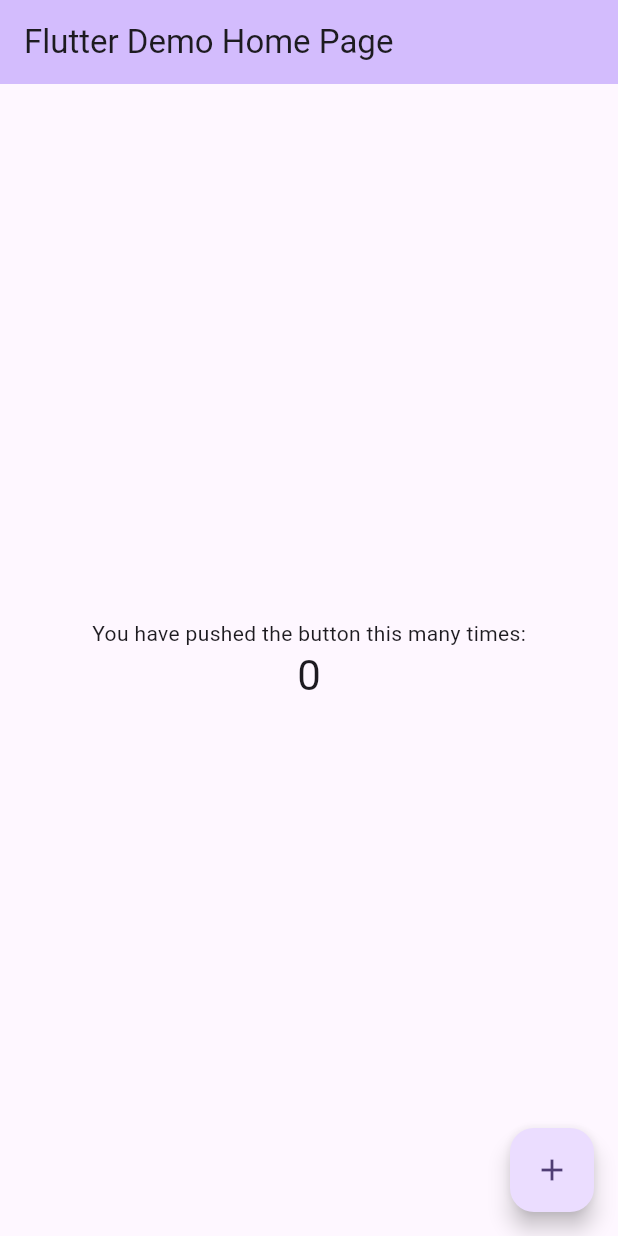
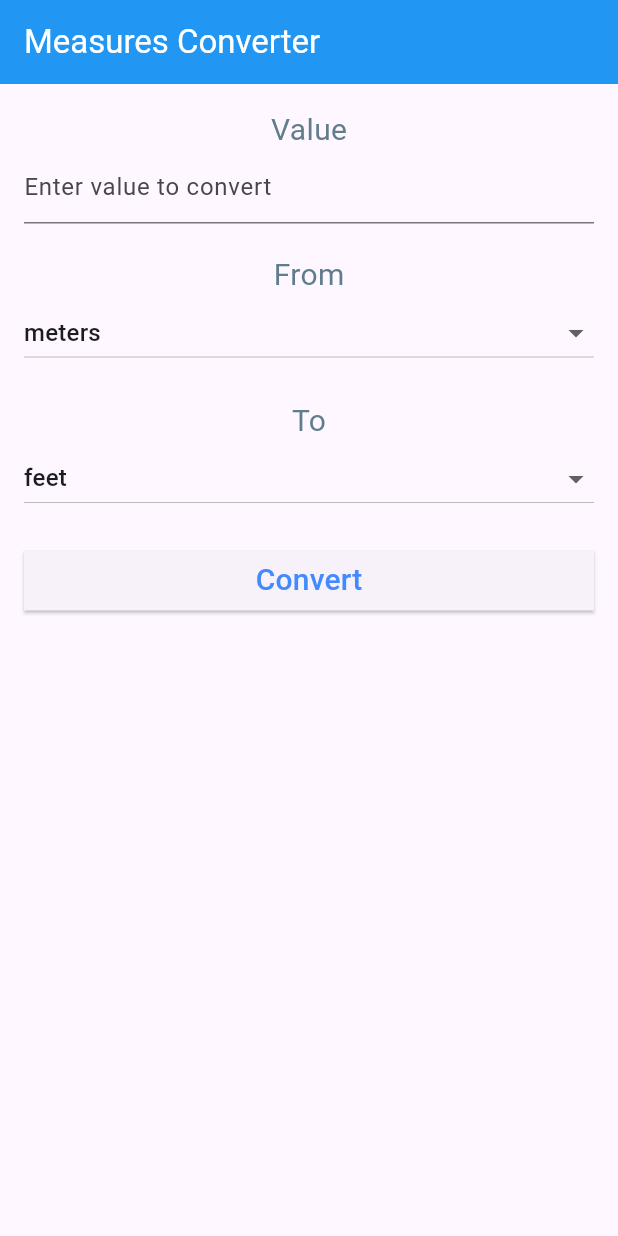
Before and after one commit to ptienthong/my_first_flutter_app, a Flutter app: the screen it shows after launch, on a phone screen of 412 x 824 dp. Run offline on Flutter 3.47's test engine with Material 3 defaults, Android fonts, the phone set to English and light mode, and no system bars.

Commit message:
Complete my first app using Flutter

```diff
--- a/analysis_options.yaml
+++ b/analysis_options.yaml
@@ -1,28 +1,11 @@
-# This file configures the analyzer, which statically analyzes Dart code to
-# check for errors, warnings, and lints.
-#
-# The issues identified by the analyzer are surfaced in the UI of Dart-enabled
-# IDEs (https://dart.dev/tools#ides-and-editors). The analyzer can also be
-# invoked from the command line by running `flutter analyze`.
-
-# The following line activates a set of recommended lints for Flutter apps,
-# packages, and plugins designed to encourage good coding practices.
 include: package:flutter_lints/flutter.yaml
 
 linter:
-  # The lint rules applied to this project can be customized in the
-  # section below to disable rules from the `package:flutter_lints/flutter.yaml`
-  # included above or to enable additional rules. A list of all available lints
-  # and their documentation is published at https://dart.dev/lints.
-  #
-  # Instead of disabling a lint rule for the entire project in the
-  # section below, it can also be suppressed for a single line of code
-  # or a specific dart file by using the `// ignore: name_of_lint` and
-  # `// ignore_for_file: name_of_lint` syntax on the line or in the file
-  # producing the lint.
   rules:
-    # avoid_print: false  # Uncomment to disable the `avoid_print` rule
-    # prefer_single_quotes: true  # Uncomment to enable the `prefer_single_quotes` rule
-
-# Additional information about this file can be found at
-# https://dart.dev/guides/language/analysis-options
+    avoid_print: false
+    prefer_const_constructors_in_immutables: false
+    prefer_const_constructors: false
+    prefer_const_literals_to_create_immutables: false
+    prefer_final_fields: false
+    unnecessary_breaks: true
+    use_key_in_widget_constructors: false
--- a/lib/main.dart
+++ b/lib/main.dart
@@ -1,125 +1,158 @@
 import 'package:flutter/material.dart';
 
 void main() {
-  runApp(const MyApp());
+  // an application to run
+  runApp(MeasuresConverterApp());
 }
 
-class MyApp extends StatelessWidget {
-  const MyApp({super.key});
-
-  // This widget is the root of your application.
+// a widget that represents the application
+class MeasuresConverterApp extends StatelessWidget {
   @override
   Widget build(BuildContext context) {
     return MaterialApp(
-      title: 'Flutter Demo',
-      theme: ThemeData(
-        // This is the theme of your application.
-        //
-        // TRY THIS: Try running your application with "flutter run". You'll see
-        // the application has a purple toolbar. Then, without quitting the app,
-        // try changing the seedColor in the colorScheme below to Colors.green
-        // and then invoke "hot reload" (save your changes or press the "hot
-        // reload" button in a Flutter-supported IDE, or press "r" if you used
-        // the command line to start the app).
-        //
-        // Notice that the counter didn't reset back to zero; the application
-        // state is not lost during the reload. To reset the state, use hot
-        // restart instead.
-        //
-        // This works for code too, not just values: Most code changes can be
-        // tested with just a hot reload.
-        colorScheme: ColorScheme.fromSeed(seedColor: Colors.deepPurple),
-        useMaterial3: true,
+      home: Scaffold(
+        appBar: AppBar(
+          title: Text(
+            'Measures Converter',
+            style: TextStyle(color: Colors.white),
+          ),
+          backgroundColor: Colors.blue,
+        ),
+        body: ConverterScreen(),
       ),
-      home: const MyHomePage(title: 'Flutter Demo Home Page'),
     );
   }
 }
 
-class MyHomePage extends StatefulWidget {
-  const MyHomePage({super.key, required this.title});
-
-  // This widget is the home page of your application. It is stateful, meaning
-  // that it has a State object (defined below) that contains fields that affect
-  // how it looks.
-
-  // This class is the configuration for the state. It holds the values (in this
-  // case the title) provided by the parent (in this case the App widget) and
-  // used by the build method of the State. Fields in a Widget subclass are
-  // always marked "final".
-
-  final String title;
-
+// a main widget that represents the screen
+class ConverterScreen extends StatefulWidget {
   @override
-  State<MyHomePage> createState() => _MyHomePageState();
+  _ConverterScreenState createState() => _ConverterScreenState();
 }
 
-class _MyHomePageState extends State<MyHomePage> {
-  int _counter = 0;
+// a state of the screen
+class _ConverterScreenState extends State<ConverterScreen> {
+  final TextEditingController _valueController = TextEditingController();
+  String _fromUnit = 'meters';
+  String _toUnit = 'feet';
+  double? _convertedValue;
 
-  void _incrementCounter() {
+  final List<String> _units = ['meters', 'feet', 'inches', 'centimeters'];
+
+  // a method that converts a value from one unit to another and set the value state
+  void _convert() {
+    double? value = double.tryParse(_valueController.text);
+    if (value == null) {
+      setState(() {
+        _convertedValue = null;
+      });
+      return;
+    }
+
+    double conversionFactor = _getConversionFactor(_fromUnit, _toUnit);
     setState(() {
-      // This call to setState tells the Flutter framework that something has
-      // changed in this State, which causes it to rerun the build method below
-      // so that the display can reflect the updated values. If we changed
-      // _counter without calling setState(), then the build method would not be
-      // called again, and so nothing would appear to happen.
-      _counter++;
+      _convertedValue = value * conversionFactor;
     });
   }
 
+  // a method that returns a conversion factor between two units
+   double _getConversionFactor(String from, String to) {
+    Map<String, double> conversionMap = {
+      'meters_feet': 3.28084,
+      'feet_meters': 0.3048,
+      'meters_inches': 39.3701,
+      'inches_meters': 0.0254,
+      'meters_centimeters': 100.0,
+      'centimeters_meters': 0.01,
+      'feet_inches': 12.0,
+      'inches_feet': 1 / 12.0,
+      'feet_centimeters': 30.48,
+      'centimeters_feet': 1 / 30.48,
+      'inches_centimeters': 2.54,
+      'centimeters_inches': 1 / 2.54,
+    };
+
+    String key = '${from}_$to';
+    return conversionMap[key] ?? 1.0;
+  }
+
+  // a build method that returns the screen layout
   @override
   Widget build(BuildContext context) {
-    // This method is rerun every time setState is called, for instance as done
-    // by the _incrementCounter method above.
-    //
-    // The Flutter framework has been optimized to make rerunning build methods
-    // fast, so that you can just rebuild anything that needs updating rather
-    // than having to individually change instances of widgets.
     return Scaffold(
-      appBar: AppBar(
-        // TRY THIS: Try changing the color here to a specific color (to
-        // Colors.amber, perhaps?) and trigger a hot reload to see the AppBar
-        // change color while the other colors stay the same.
-        backgroundColor: Theme.of(context).colorScheme.inversePrimary,
-        // Here we take the value from the MyHomePage object that was created by
-        // the App.build method, and use it to set our appbar title.
-        title: Text(widget.title),
-      ),
-      body: Center(
-        // Center is a layout widget. It takes a single child and positions it
-        // in the middle of the parent.
+      body: Padding(
+        padding: const EdgeInsets.all(16.0),
         child: Column(
-          // Column is also a layout widget. It takes a list of children and
-          // arranges them vertically. By default, it sizes itself to fit its
-          // children horizontally, and tries to be as tall as its parent.
-          //
-          // Column has various properties to control how it sizes itself and
-          // how it positions its children. Here we use mainAxisAlignment to
-          // center the children vertically; the main axis here is the vertical
-          // axis because Columns are vertical (the cross axis would be
-          // horizontal).
-          //
-          // TRY THIS: Invoke "debug painting" (choose the "Toggle Debug Paint"
-          // action in the IDE, or press "p" in the console), to see the
-          // wireframe for each widget.
-          mainAxisAlignment: MainAxisAlignment.center,
-          children: <Widget>[
-            const Text(
-              'You have pushed the button this many times:',
+          crossAxisAlignment: CrossAxisAlignment.stretch,
+          children: [
+            Center(
+              child: Text('Value', style: TextStyle(fontSize: 20, color: Colors.blueGrey)),
             ),
-            Text(
-              '$_counter',
-              style: Theme.of(context).textTheme.headlineMedium,
+            TextField(
+              controller: _valueController,
+              keyboardType: TextInputType.number,
+              decoration: InputDecoration(
+                hintText: 'Enter value to convert',
+              ),
             ),
+            SizedBox(height: 20),
+            Center(
+              child: Text('From', style: TextStyle(fontSize: 20, color: Colors.blueGrey)),
+            ),
+            DropdownButton<String>(
+              value: _fromUnit,
+              onChanged: (String? newValue) {
+              setState(() {
+                _fromUnit = newValue!;
+              });
+              },
+              items: _units.map<DropdownMenuItem<String>>((String value) {
+              return DropdownMenuItem<String>(
+                value: value,
+                child: Text(value),
+              );
+              }).toList(),
+              isExpanded: true,
+            ),
+            SizedBox(height: 20),
+            Center(
+              child: Text('To', style: TextStyle(fontSize: 20, color: Colors.blueGrey)),
+            ),
+            DropdownButton<String>(
+              value: _toUnit,
+              onChanged: (String? newValue) {
+                setState(() {
+                  _toUnit = newValue!;
+                });
+              },
+              items: _units.map<DropdownMenuItem<String>>((String value) {
+                return DropdownMenuItem<String>(
+                  value: value,
+                  child: Text(value),
+                );
+              }).toList(),
+              isExpanded: true,
+            ),
+            SizedBox(height: 20),
+            ElevatedButton(
+              onPressed: _convert,
+              child: Text('Convert', style: TextStyle(fontSize: 20, color: Colors.blueAccent),),
+              style: ElevatedButton.styleFrom(
+              shape: RoundedRectangleBorder(
+                borderRadius: BorderRadius.zero,
+              ),
+              ),
+            ),
+            SizedBox(height: 20),
+            if (_convertedValue != null)
+              Text(
+                '${_valueController.text} $_fromUnit are ${_convertedValue!.toStringAsFixed(3)} $_toUnit',
+                style: TextStyle(fontSize: 20),
+                textAlign: TextAlign.center,
+              ),
           ],
         ),
       ),
-      floatingActionButton: FloatingActionButton(
-        onPressed: _incrementCounter,
-        tooltip: 'Increment',
-        child: const Icon(Icons.add),
-      ), // This trailing comma makes auto-formatting nicer for build methods.
     );
   }
 }
```
Also changed, not shown: pubspec.yaml (+8 -73 lines), pubspec.lock.
